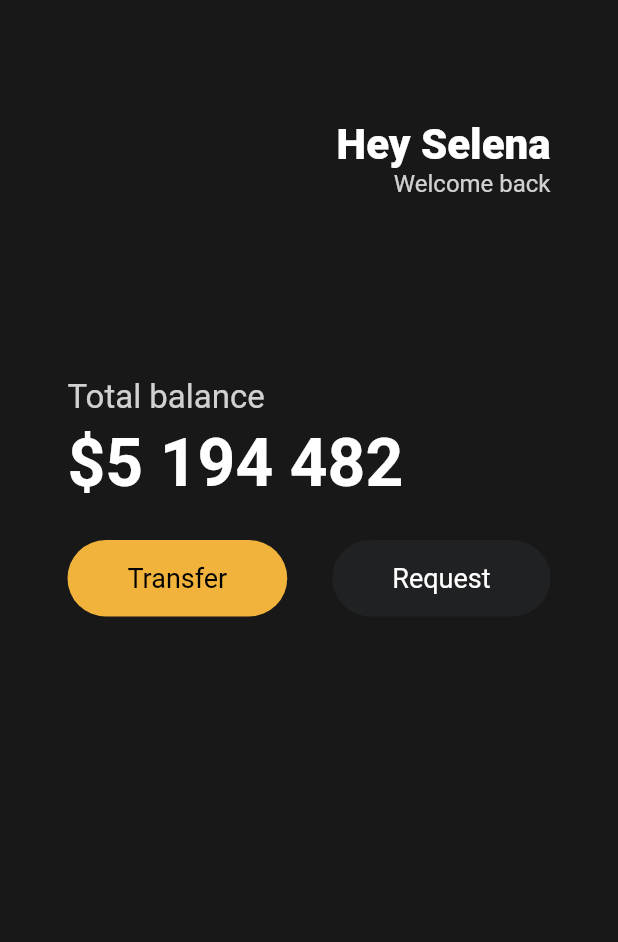
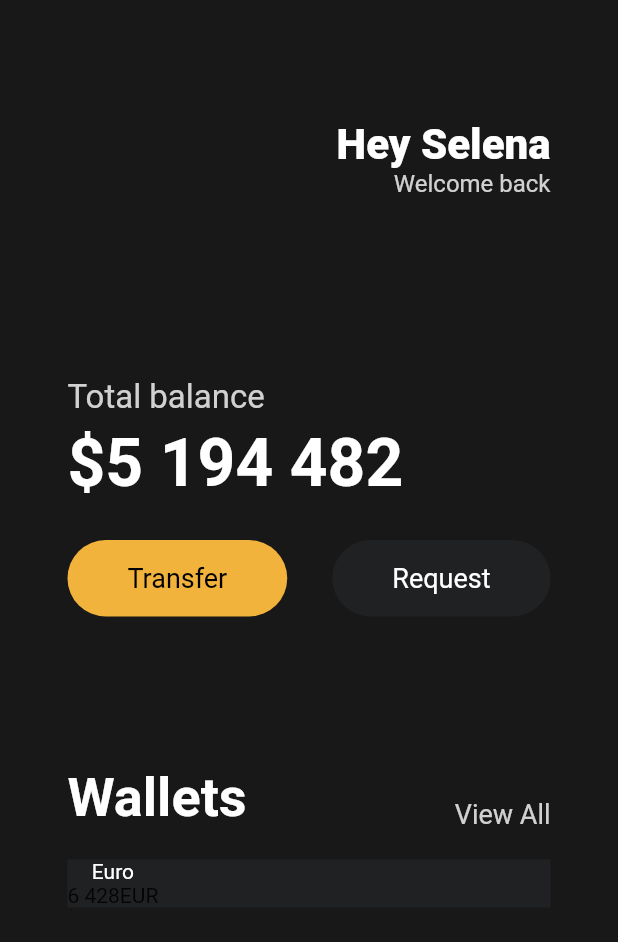
Before and after one commit to MalMyeong/clonecoding_ver1, a Flutter app: the screen it shows after launch, on a phone screen of 412 x 824 dp. Shown: the top 942 px of the screen. Run offline on Flutter 3.47's test engine with Material 2 defaults, Android fonts, the phone set to English and light mode, and no system bars.

Commit message:
make wallet and other box

```diff
--- a/lib/main.dart
+++ b/lib/main.dart
@@ -82,7 +82,61 @@
                       bgColor: Color(0xFF1F2123),
                       textColor: Colors.white),
                 ],
-              )
+              ),
+              const SizedBox(
+                height: 100,
+              ),
+              Row(
+                crossAxisAlignment: CrossAxisAlignment.end,
+                mainAxisAlignment: MainAxisAlignment.spaceBetween,
+                children: [
+                  const Text(
+                    'Wallets',
+                    style: TextStyle(
+                        color: Colors.white,
+                        fontSize: 36,
+                        fontWeight: FontWeight.w600),
+                  ),
+                  Text(
+                    'View All',
+                    style: TextStyle(
+                      color: Colors.white.withOpacity(0.8),
+                      fontSize: 18,
+                    ),
+                  ),
+                ],
+              ),
+              const SizedBox(
+                height: 20,
+              ),
+              Container(
+                decoration: const BoxDecoration(
+                  color: Color(0xFF1F2123),
+                ),
+                child: Row(
+                  children: [
+                    Column(
+                      children: [
+                        const Text(
+                          'Euro',
+                          style: TextStyle(
+                            color: Colors.white,
+                          ),
+                        ),
+                        const SizedBox(
+                          height: 0,
+                        ),
+                        Row(
+                          children: const [
+                            Text('6 428'),
+                            Text('EUR'),
+                          ],
+                        ),
+                      ],
+                    ),
+                  ],
+                ),
+              ),
             ],
           ),
         ),
```
